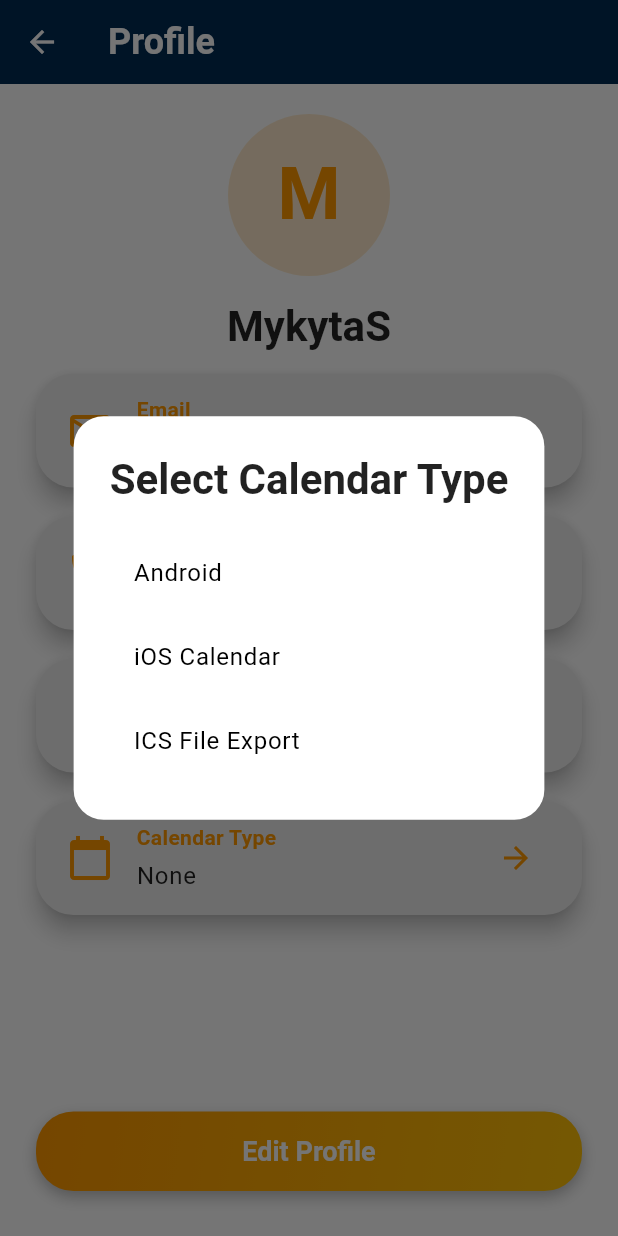
After one commit to supertalentwiz/syncmyschedule, a Flutter app: the ProfileScreen screen opened by its route, after a tap on the "arrow forward" icon, on a phone screen of 412 x 824 dp. The commit adds this screen. Run offline on Flutter 3.47's test engine with Material 3 defaults, Android fonts, the phone set to English and light mode, and no system bars; our stand-ins replace cloud_functions, firebase_auth, firebase_core, flutter_secure_storage, shared_preferences, timezone; missing offline and left inert: device_calendar; accounts and stored records are empty.

Commit message:
feat: added calendar select

```diff
--- a/lib/constants/app_strings.dart
+++ b/lib/constants/app_strings.dart
@@ -32,4 +32,10 @@ class AppStrings {
   static const String subscribedTo = 'Subscribed to';
   static const String cancel = 'Cancel';
   static const String subscribeButton = 'Subscribe';
+  static const String calendarType = 'Calendar Type';
+  static const String none = 'None';
+  static const String android = 'Android';
+  static const String iOSCalendar = 'iOS Calendar';
+  static const String icsFileExport = 'ICS File Export';
+  static const String selectCalendarType = 'Select Calendar Type';
 }
--- a/lib/providers/schedule_provider.dart
+++ b/lib/providers/schedule_provider.dart
@@ -1,9 +1,14 @@
+import 'dart:io';
+import 'package:device_calendar/device_calendar.dart';
 import 'package:flutter/foundation.dart';
 import 'package:flutter_secure_storage/flutter_secure_storage.dart';
 import 'package:intl/intl.dart';
+import 'package:path_provider/path_provider.dart';
 import 'package:shared_preferences/shared_preferences.dart';
+import 'package:timezone/timezone.dart' as tz;
 import '../models/shift_model.dart';
 import '../services/schedule_service.dart';
+import '../constants/app_strings.dart';
 
 class ScheduleProvider with ChangeNotifier {
   final ScheduleService _scheduleService = ScheduleService();
@@ -12,11 +17,26 @@ class ScheduleProvider with ChangeNotifier {
   String? _errorMessage;
   bool _isLoading = false;
   Map<String, bool> _shiftCheckedStates = {};
+  String _calendarType = AppStrings.none;
 
   List<ShiftModel> get shifts => _shifts;
   String? get errorMessage => _errorMessage;
   bool get isLoading => _isLoading;
   Map<String, bool> get shiftCheckedStates => _shiftCheckedStates;
+  String get calendarType => _calendarType;
+
+  Future<void> loadCalendarType() async {
+    final prefs = await SharedPreferences.getInstance();
+    _calendarType = prefs.getString('calendarType') ?? AppStrings.none;
+    notifyListeners();
+  }
+
+  Future<void> setCalendarType(String type) async {
+    _calendarType = type;
+    final prefs = await SharedPreferences.getInstance();
+    await prefs.setString('calendarType', type);
+    notifyListeners();
+  }
 
   Future<bool> checkTermsAccepted() async {
     final prefs = await SharedPreferences.getInstance();
@@ -99,7 +119,66 @@ class ScheduleProvider with ChangeNotifier {
       return 'No shifts selected to sync';
     }
 
-    // TODO: Implement device_calendar integration
-    return 'Successfully synced ${selectedShifts.length} shifts to calendar';
+    if (_calendarType == AppStrings.none) {
+      return 'No calendar type selected';
+    }
+
+    if (_calendarType == AppStrings.android ||
+        _calendarType == AppStrings.iOSCalendar) {
+      final plugin = DeviceCalendarPlugin();
+      final permissions = await plugin.requestPermissions();
+      if (!permissions.isSuccess || !permissions.data!) {
+        return 'Calendar permissions denied';
+      }
+
+      final calendars = await plugin.retrieveCalendars();
+      final calendar = calendars.data?.first;
+      if (calendar == null) {
+        return 'No calendar found';
+      }
+
+      final location = tz.getLocation('UTC'); // Use UTC for consistency
+      for (var shift in selectedShifts) {
+        final event = Event(calendar.id);
+        event.title = 'Shift: ${shift.code}';
+        event.start = tz.TZDateTime.from(
+          DateFormat('MM/dd/yyyy').parse(shift.date),
+          location,
+        );
+        event.end = tz.TZDateTime.from(
+          event.start!.add(const Duration(days: 1)),
+          location,
+        );
+        event.allDay = true;
+        await plugin.createOrUpdateEvent(event);
+      }
+
+      return 'Successfully synced ${selectedShifts.length} shifts to calendar';
+    } else if (_calendarType == AppStrings.icsFileExport) {
+      StringBuffer ics = StringBuffer();
+      ics.writeln('BEGIN:VCALENDAR');
+      ics.writeln('VERSION:2.0');
+      for (var shift in selectedShifts) {
+        final start = DateFormat('MM/dd/yyyy').parse(shift.date);
+        final end = start.add(const Duration(days: 1));
+        ics.writeln('BEGIN:VEVENT');
+        ics.writeln(
+          'DTSTART;VALUE=DATE:${DateFormat('yyyyMMdd').format(start)}',
+        );
+        ics.writeln('DTEND;VALUE=DATE:${DateFormat('yyyyMMdd').format(end)}');
+        ics.writeln('SUMMARY:Shift: ${shift.code}');
+        ics.writeln('END:VEVENT');
+      }
+      ics.writeln('END:VCALENDAR');
+
+      final dir = await getDownloadsDirectory();
+      final path = '${dir?.path}/shifts.ics';
+      final file = File(path!);
+      await file.writeAsString(ics.toString());
+
+      return 'ICS file exported to $path';
+    }
+
+    return 'Unknown calendar type';
   }
 }
--- a/lib/screens/profile_screen.dart
+++ b/lib/screens/profile_screen.dart
@@ -1,13 +1,14 @@
 import 'package:flutter/material.dart';
 import 'package:provider/provider.dart';
-import 'package:syncmyschedule/widgets/common/custom_app_bar.dart';
 import '../constants/app_colors.dart';
 import '../constants/app_strings.dart';
 import '../constants/app_sizes.dart';
 import '../providers/profile_provider.dart';
+import '../providers/schedule_provider.dart';
 import '../screens/edit_profile_screen.dart';
+import '../widgets/common/calendar_selection_dialog.dart';
+import '../widgets/profile/info_card.dart';
 import '../widgets/profile/profile_avatar.dart';
-import '../widgets/profile/info_card.dart';
 import '../widgets/profile/gradient_button.dart';
 
 class ProfileScreen extends StatelessWidget {
@@ -16,9 +17,14 @@ class ProfileScreen extends StatelessWidget {
   @override
   Widget build(BuildContext context) {
     final profile = Provider.of<ProfileProvider>(context).profile;
+    final scheduleProvider = Provider.of<ScheduleProvider>(context);
 
     return Scaffold(
-      appBar: CustomAppBar(title: AppStrings.profile),
+      appBar: AppBar(
+        title: const Text(AppStrings.profile),
+        backgroundColor: AppColors.primary,
+        foregroundColor: AppColors.background,
+      ),
       body: SafeArea(
         child: Padding(
           padding: const EdgeInsets.symmetric(
@@ -51,18 +57,28 @@ class ProfileScreen extends StatelessWidget {
                 label: AppStrings.schedulerId,
                 value: profile.schedulerId,
               ),
+              const SizedBox(height: AppSizes.cardSpacing),
+              InfoCard(
+                icon: Icons.calendar_today,
+                label: AppStrings.calendarType,
+                value: scheduleProvider.calendarType,
+                onTap: () => showDialog(
+                  context: context,
+                  builder: (_) => CalendarSelectionDialog(
+                    scheduleProvider: scheduleProvider,
+                  ),
+                ),
+              ),
               const Spacer(),
               GradientButton(
                 label: AppStrings.editProfile,
-                onPressed: () async {
-                  await Navigator.push(
-                    context,
-                    MaterialPageRoute(
-                      builder: (_) =>
-                          EditProfileScreen(initialData: profile.toMap()),
-                    ),
-                  );
-                },
+                onPressed: () => Navigator.push(
+                  context,
+                  MaterialPageRoute(
+                    builder: (_) =>
+                        EditProfileScreen(initialData: profile.toMap()),
+                  ),
+                ),
               ),
             ],
           ),
--- /dev/null
+++ b/lib/widgets/common/calendar_selection_dialog.dart
@@ -0,0 +1,65 @@
+import 'package:flutter/material.dart';
+import '../../constants/app_strings.dart';
+import '../../providers/schedule_provider.dart';
+
+class CalendarSelectionDialog extends StatelessWidget {
+  final ScheduleProvider scheduleProvider;
+
+  const CalendarSelectionDialog({super.key, required this.scheduleProvider});
+
+  @override
+  Widget build(BuildContext context) {
+    return AlertDialog(
+      title: const Text(AppStrings.selectCalendarType),
+      content: Column(
+        mainAxisSize: MainAxisSize.min,
+        children: [
+          ListTile(
+            title: Text(
+              AppStrings.android,
+              style: TextStyle(
+                fontWeight: scheduleProvider.calendarType == AppStrings.android
+                    ? FontWeight.bold
+                    : FontWeight.normal,
+              ),
+            ),
+            onTap: () {
+              scheduleProvider.setCalendarType(AppStrings.android);
+              Navigator.pop(context);
+            },
+          ),
+          ListTile(
+            title: Text(
+              AppStrings.iOSCalendar,
+              style: TextStyle(
+                fontWeight:
+                    scheduleProvider.calendarType == AppStrings.iOSCalendar
+                    ? FontWeight.bold
+                    : FontWeight.normal,
+              ),
+            ),
+            onTap: () {
+              scheduleProvider.setCalendarType(AppStrings.iOSCalendar);
+              Navigator.pop(context);
+            },
+          ),
+          ListTile(
+            title: Text(
+              AppStrings.icsFileExport,
+              style: TextStyle(
+                fontWeight:
+                    scheduleProvider.calendarType == AppStrings.icsFileExport
+                    ? FontWeight.bold
+                    : FontWeight.normal,
+              ),
+            ),
+            onTap: () {
+              scheduleProvider.setCalendarType(AppStrings.icsFileExport);
+              Navigator.pop(context);
+            },
+          ),
+        ],
+      ),
+    );
+  }
+}
--- a/lib/widgets/profile/info_card.dart
+++ b/lib/widgets/profile/info_card.dart
@@ -6,12 +6,14 @@ class InfoCard extends StatelessWidget {
   final IconData icon;
   final String label;
   final String value;
+  final VoidCallback? onTap;
 
   const InfoCard({
     super.key,
     required this.icon,
     required this.label,
     required this.value,
+    this.onTap,
   });
 
   @override
@@ -43,6 +45,11 @@ class InfoCard extends StatelessWidget {
                 ],
               ),
             ),
+            if (onTap != null)
+              IconButton(
+                icon: Icon(Icons.arrow_forward, color: AppColors.accent),
+                onPressed: onTap,
+              ),
           ],
         ),
       ),
```
Also changed, not shown: lib/screens/main_tabs.dart (+7 -3 lines).
